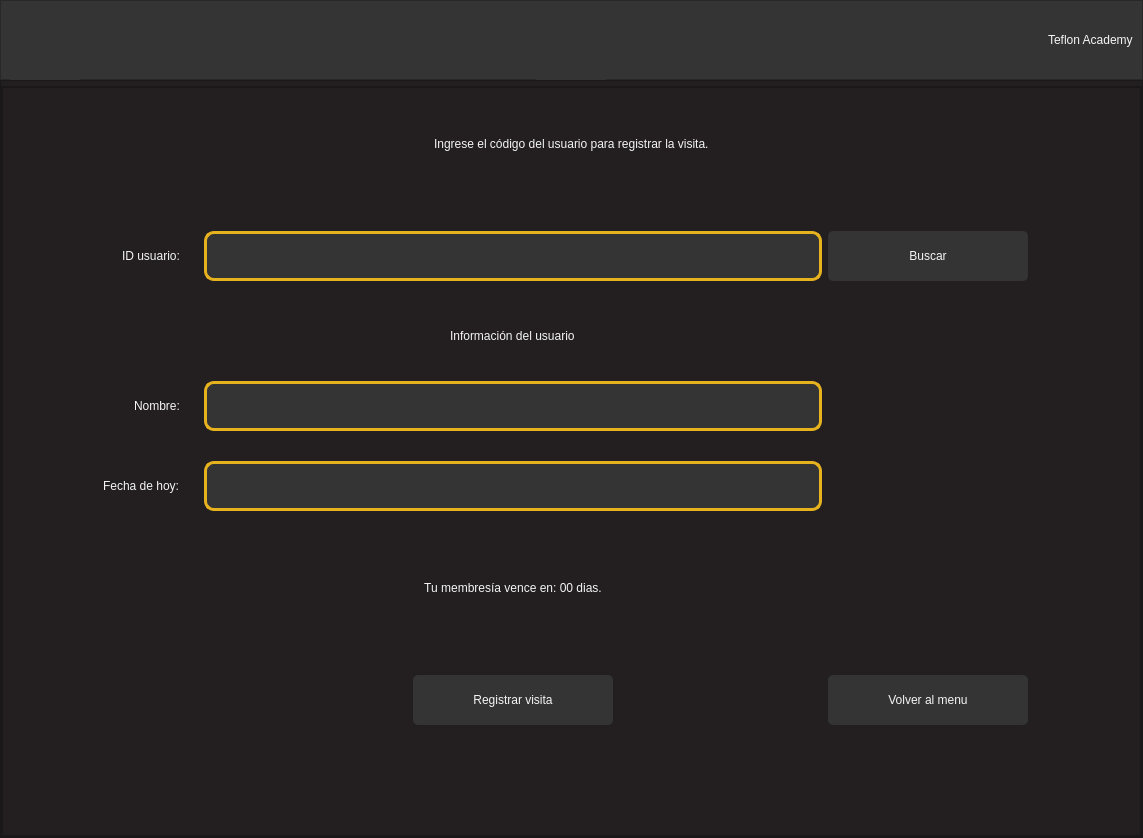
Mike1604/TeflonAcademy, file MenuAdministrativos.ui: the form before one commit.
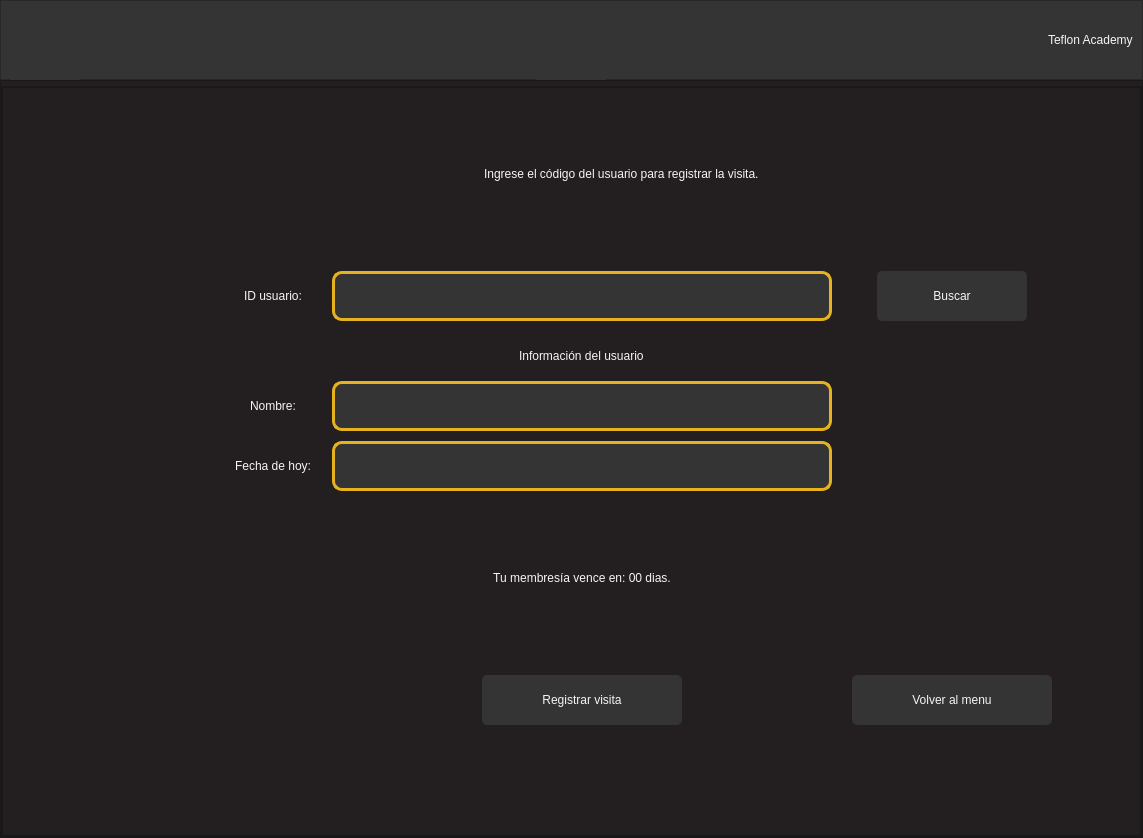
The form after the commit. The open tabs and pages were chosen to show the change. Icons and pictures are not drawn.

```diff
--- a/MenuAdministrativos.ui
+++ b/MenuAdministrativos.ui
@@ -719,45 +719,17 @@
                   <number>100</number>
                  </property>
                  <property name="rightMargin">
-                  <number>100</number>
+                  <number>0</number>
                  </property>
                  <property name="bottomMargin">
                   <number>100</number>
                  </property>
                  <property name="horizontalSpacing">
-                  <number>6</number>
+                  <number>20</number>
                  </property>
                  <property name="verticalSpacing">
-                  <number>30</number>
+                  <number>10</number>
                  </property>
-                 <item row="0" column="0" colspan="8" alignment="Qt::AlignHCenter">
-                  <widget class="QLabel" name="label_2">
-                   <property name="text">
-                    <string>Ingrese el código del usuario para registrar la visita.</string>
-                   </property>
-                  </widget>
-                 </item>
-                 <item row="1" column="0" alignment="Qt::AlignRight">
-                  <widget class="QLabel" name="label_6">
-                   <property name="text">
-                    <string>ID usuario:</string>
-                   </property>
-                  </widget>
-                 </item>
-                 <item row="6" column="0" alignment="Qt::AlignRight">
-                  <widget class="QLabel" name="label_11">
-                   <property name="text">
-                    <string>Fecha de hoy:</string>
-                   </property>
-                  </widget>
-                 </item>
-                 <item row="4" column="0" alignment="Qt::AlignRight">
-                  <widget class="QLabel" name="label_10">
-                   <property name="text">
-                    <string>Nombre:</string>
-                   </property>
-                  </widget>
-                 </item>
                  <item row="3" column="4" alignment="Qt::AlignHCenter">
                   <widget class="QLabel" name="label_8">
                    <property name="maximumSize">
@@ -771,7 +743,14 @@
                    </property>
                   </widget>
                  </item>
-                 <item row="1" column="5">
+                 <item row="0" column="0" colspan="8" alignment="Qt::AlignHCenter">
+                  <widget class="QLabel" name="label_2">
+                   <property name="text">
+                    <string>Ingrese el código del usuario para registrar la visita.</string>
+                   </property>
+                  </widget>
+                 </item>
+                 <item row="1" column="5" alignment="Qt::AlignHCenter">
                   <widget class="QPushButton" name="Buscar_Visita_3">
                    <property name="minimumSize">
                     <size>
@@ -853,7 +832,7 @@
                    </property>
                   </widget>
                  </item>
-                 <item row="9" column="5">
+                 <item row="9" column="5" alignment="Qt::AlignRight">
                   <widget class="QPushButton" name="Buscar_Visita_5">
                    <property name="minimumSize">
                     <size>
@@ -891,11 +870,21 @@
                    </property>
                   </widget>
                  </item>
-                 <item row="6" column="4">
+                 <item row="7" column="4" alignment="Qt::AlignHCenter">
+                  <widget class="QLabel" name="label_12">
+                   <property name="text">
+                    <string>Tu membresía vence en: 00 dias.</string>
+                   </property>
+                   <property name="alignment">
+                    <set>Qt::AlignCenter</set>
+                   </property>
+                  </widget>
+                 </item>
+                 <item row="6" column="4" alignment="Qt::AlignHCenter">
                   <widget class="QPlainTextEdit" name="plainTextEdit_3">
                    <property name="minimumSize">
                     <size>
-                     <width>300</width>
+                     <width>500</width>
                      <height>50</height>
                     </size>
                    </property>
@@ -914,11 +903,11 @@
                    </property>
                   </widget>
                  </item>
-                 <item row="4" column="4">
+                 <item row="4" column="4" alignment="Qt::AlignHCenter">
                   <widget class="QPlainTextEdit" name="plainTextEdit_2">
                    <property name="minimumSize">
                     <size>
-                     <width>300</width>
+                     <width>500</width>
                      <height>50</height>
                     </size>
                    </property>
@@ -937,11 +926,11 @@
                    </property>
                   </widget>
                  </item>
-                 <item row="1" column="4">
+                 <item row="1" column="4" alignment="Qt::AlignHCenter">
                   <widget class="QPlainTextEdit" name="plainTextEdit">
                    <property name="minimumSize">
                     <size>
-                     <width>300</width>
+                     <width>500</width>
                      <height>50</height>
                     </size>
                    </property>
@@ -964,13 +953,24 @@
                    </property>
                   </widget>
                  </item>
-                 <item row="7" column="4">
-                  <widget class="QLabel" name="label_12">
+                 <item row="1" column="3" alignment="Qt::AlignHCenter">
+                  <widget class="QLabel" name="label_6">
                    <property name="text">
-                    <string>Tu membresía vence en: 00 dias.</string>
+                    <string>ID usuario:</string>
                    </property>
-                   <property name="alignment">
-                    <set>Qt::AlignCenter</set>
+                  </widget>
+                 </item>
+                 <item row="4" column="3" alignment="Qt::AlignHCenter">
+                  <widget class="QLabel" name="label_10">
+                   <property name="text">
+                    <string>Nombre:</string>
+                   </property>
+                  </widget>
+                 </item>
+                 <item row="6" column="3" alignment="Qt::AlignHCenter">
+                  <widget class="QLabel" name="label_11">
+                   <property name="text">
+                    <string>Fecha de hoy:</string>
                    </property>
                   </widget>
                  </item>
```
Left out of the diff: 4 changed lines with no effect on the pictures.
